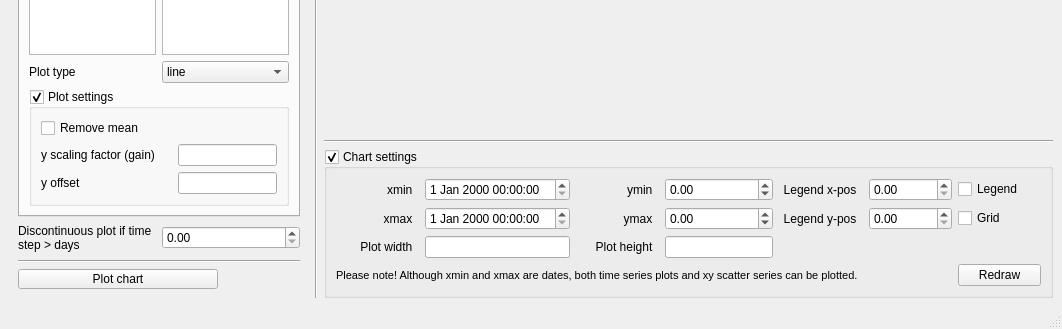
The window that ui/customplotdialog.ui (jkall/qgis-midvatten-plugin) describes before a commit, drawn with Qt 5; both pictures show x 0 to 1062 and y 464 to 793 of the 1062 by 793 pixel window.
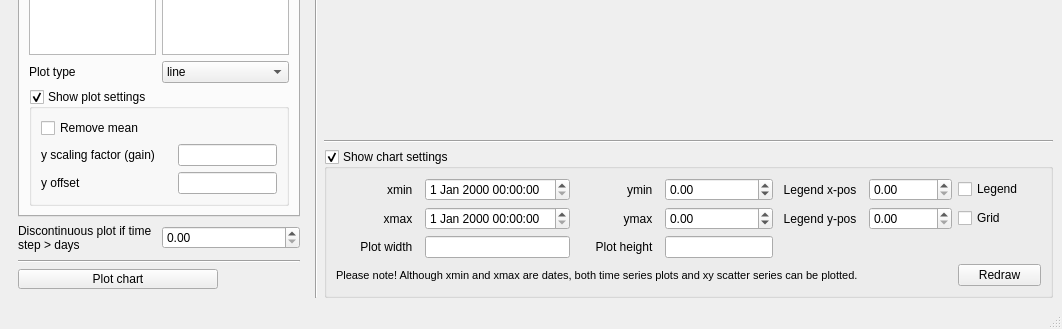
The same window after the commit. The open tabs and pages were chosen to show the change.

Commit message: Fixed names for checkboxes

What changed in the file:
```diff
--- a/ui/customplotdialog.ui
+++ b/ui/customplotdialog.ui
@@ -1544,7 +1544,7 @@
                <item row="3" column="0">
                 <widget class="QGroupBox" name="plot_settings_3">
                  <property name="title">
-                  <string>Plot settings</string>
+                  <string>Show plot settings</string>
                  </property>
                  <property name="checkable">
                   <bool>true</bool>
@@ -1705,7 +1705,7 @@
         <item>
          <widget class="QGroupBox" name="chart_settings">
           <property name="title">
-           <string>Chart settings</string>
+           <string>Show chart settings</string>
           </property>
           <property name="flat">
            <bool>false</bool>
```
Left out of the diff: 6 changed lines with no effect on the pictures.
